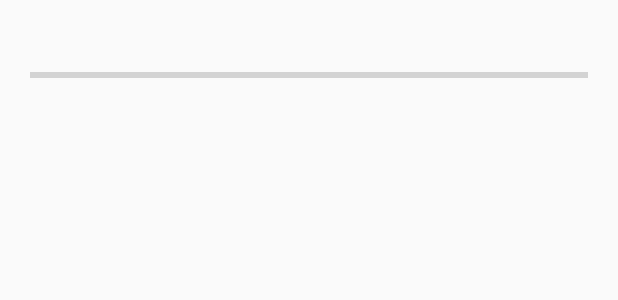
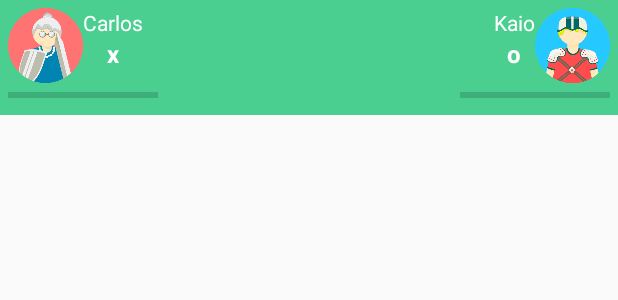
Before and after one commit to OficinaDoCodigo/Game_of_velha, an Android app: the layout activity_game.xml on its own in the app's theme, with its tools: preview values and no code run, on a phone screen of 412 x 824 dp. Shown: the top 300 px of the screen. Run offline under Robolectric (Android 15) with nearby library versions, the phone set to English and light mode, and no system bars.

Commit message:
Fiz a barra de informacoes dos jogadores na hora da partida

```diff
--- a/app/src/main/java/br/com/oficinadocodigo/GameActivity.java
+++ b/app/src/main/java/br/com/oficinadocodigo/GameActivity.java
@@ -19,10 +19,10 @@ public class GameActivity extends ActionBarActivity {
         setContentView(R.layout.activity_game);
         this.getSupportActionBar().hide();
 
-        timer = (ProgressBar) findViewById(R.id.timer);
+        //timer = (ProgressBar) findViewById(R.id.timer);
 
-        timer.setMax(TempGameData.TIME);
-        timer.setProgress(TempGameData.TIME-3);
+        //timer.setMax(TempGameData.TIME);
+        //timer.setProgress(TempGameData.TIME-3);
 
 
 
--- a/app/src/main/res/layout/activity_game.xml
+++ b/app/src/main/res/layout/activity_game.xml
@@ -1,15 +1,149 @@
-<RelativeLayout xmlns:android="http://schemas.android.com/apk/res/android"
-    xmlns:tools="http://schemas.android.com/tools" android:layout_width="match_parent"
-    android:layout_height="match_parent" android:paddingLeft="@dimen/activity_horizontal_margin"
-    android:padding="20dp"
+<LinearLayout xmlns:android="http://schemas.android.com/apk/res/android"
+    xmlns:tools="http://schemas.android.com/tools"
+    android:layout_width="fill_parent"
+    android:layout_height="fill_parent"
+    android:orientation="vertical"
     tools:context="br.com.henry.gameofvelha_v1.GameActivity">
 
 
+    <LinearLayout
+        android:layout_width="fill_parent"
+        android:layout_height ="wrap_content"
+        android:orientation="horizontal"
+        android:padding="5dp"
+        android:background="@color/green"
+        >
 
-    <ProgressBar
-        style="?android:attr/progressBarStyleHorizontal"
+        <!-- PLAYER 1 -->
+        <LinearLayout
+            android:layout_width="wrap_content"
+            android:layout_height="wrap_content"
+            android:orientation="vertical"
+            android:layout_weight="1"
+            >
+
+
+            <LinearLayout
+                android:layout_width="fill_parent"
+                android:layout_height="50dp"
+                android:orientation="horizontal"
+
+                >
+
+
+                <ImageView
+                    android:layout_width="50dp"
+                    android:layout_height="wrap_content"
+                    android:src="@drawable/icon"
+                    />
+
+                <LinearLayout
+                    android:layout_width="wrap_content"
+                    android:layout_height="fill_parent"
+                    android:orientation="vertical"
+
+                    >
+                    <TextView
+                        android:layout_width="wrap_content"
+                        android:layout_height="wrap_content"
+                        android:text="Carlos"
+                        android:id="@+id/playerOneGame"
+                        android:layout_gravity="center"
+                        android:textColor="@color/white"
+                        />
+                    <TextView
+                        android:layout_width="wrap_content"
+                        android:layout_height="wrap_content"
+                        android:text="x"
+                        android:id="@+id/simbolPlayOne"
+                        android:textStyle="bold"
+                        android:textSize="16sp"
+                        android:layout_gravity="center"
+                        android:textColor="@color/white"
+                        />
+                </LinearLayout>
+            </LinearLayout>
+
+
+            <ProgressBar
+                style="?android:attr/progressBarStyleHorizontal"
+                android:layout_width="100dp"
+                android:layout_height="wrap_content"
+                android:id="@+id/timerPlayOne" />
+
+        </LinearLayout>
+
+
+        <!-- PLAYER 2 -->
+        <LinearLayout
+            android:layout_width="wrap_content"
+            android:layout_height="wrap_content"
+            android:orientation="vertical"
+            android:layout_weight="1"
+
+            >
+
+
+            <LinearLayout
+                android:layout_width="fill_parent"
+                android:gravity="right"
+                android:layout_height="50dp"
+                android:orientation="horizontal"
+
+                >
+
+
+                <LinearLayout
+                    android:layout_width="wrap_content"
+                    android:layout_height="fill_parent"
+                    android:orientation="vertical"
+
+                    >
+                    <TextView
+                        android:layout_width="wrap_content"
+                        android:layout_height="wrap_content"
+                        android:text="Kaio"
+                        android:id="@+id/playerTwoGame"
+                        android:layout_gravity="center"
+                        android:textColor="@color/white"
+                        />
+                    <TextView
+                        android:layout_width="wrap_content"
+                        android:layout_height="wrap_content"
+                        android:text="o"
+                        android:id="@+id/simbolPlayTwo"
+                        android:textStyle="bold"
+                        android:textSize="16sp"
+                        android:layout_gravity="center"
+                        android:textColor="@color/white"
+                        />
+                </LinearLayout>
+                <ImageView
+                    android:layout_width="50dp"
+                    android:layout_height="wrap_content"
+                    android:src="@drawable/iconeloiro"
+                    />
+            </LinearLayout>
+
+
+            <ProgressBar
+                style="?android:attr/progressBarStyleHorizontal"
+                android:layout_width="100dp"
+                android:layout_height="wrap_content"
+                android:layout_gravity="right"
+                android:id="@+id/timerPlayTwo" />
+
+        </LinearLayout>
+    </LinearLayout>
+
+
+    <LinearLayout
         android:layout_width="fill_parent"
-        android:layout_height="60dp"
-        android:id="@+id/timer"
-       />
-</RelativeLayout>
+        android:layout_height="wrap_content"
+        android:orientation="vertical"
+        android:layout_weight="10"
+        >
+
+        </LinearLayout>
+
+</LinearLayout>
```
